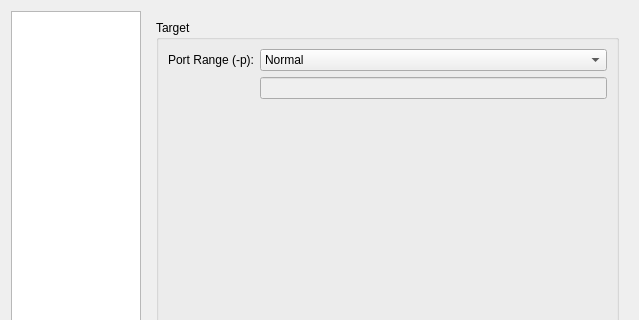
nmapsi4/nmapsi4, file src/app/ui/profilerdialog.ui: the form before one commit; both pictures show x 0 to 639 and y 0 to 320 of the 639 by 579 pixel window.
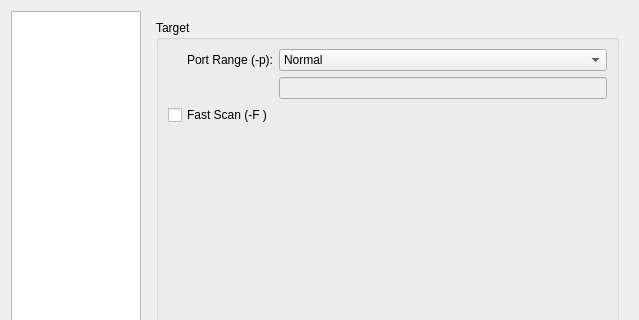
The form after the commit. The open tabs and pages were chosen to show the change. Icons and pictures are not drawn.

Commit message: add checkbox for "-F" option.

```diff
--- a/src/app/ui/profilerdialog.ui
+++ b/src/app/ui/profilerdialog.ui
@@ -1393,14 +1393,24 @@
                   </item>
                  </widget>
                 </item>
-                <item row="1" column="1">
+                <item row="2" column="1">
                  <widget class="QLineEdit" name="portEdit">
                   <property name="enabled">
                    <bool>false</bool>
                   </property>
                  </widget>
                 </item>
-                <item row="2" column="1">
+                <item row="3" column="0">
+                 <widget class="QCheckBox" name="checkBoxFastScan">
+                  <property name="toolTip">
+                   <string>Only scan ports in nmap-services</string>
+                  </property>
+                  <property name="text">
+                   <string>Fast Scan (-F )</string>
+                  </property>
+                 </widget>
+                </item>
+                <item row="4" column="0">
                  <spacer name="verticalSpacer_12">
                   <property name="orientation">
                    <enum>Qt::Vertical</enum>
```
Left out of the diff: 5 changed lines with no effect on the pictures. The commit also changes 3 other files.
